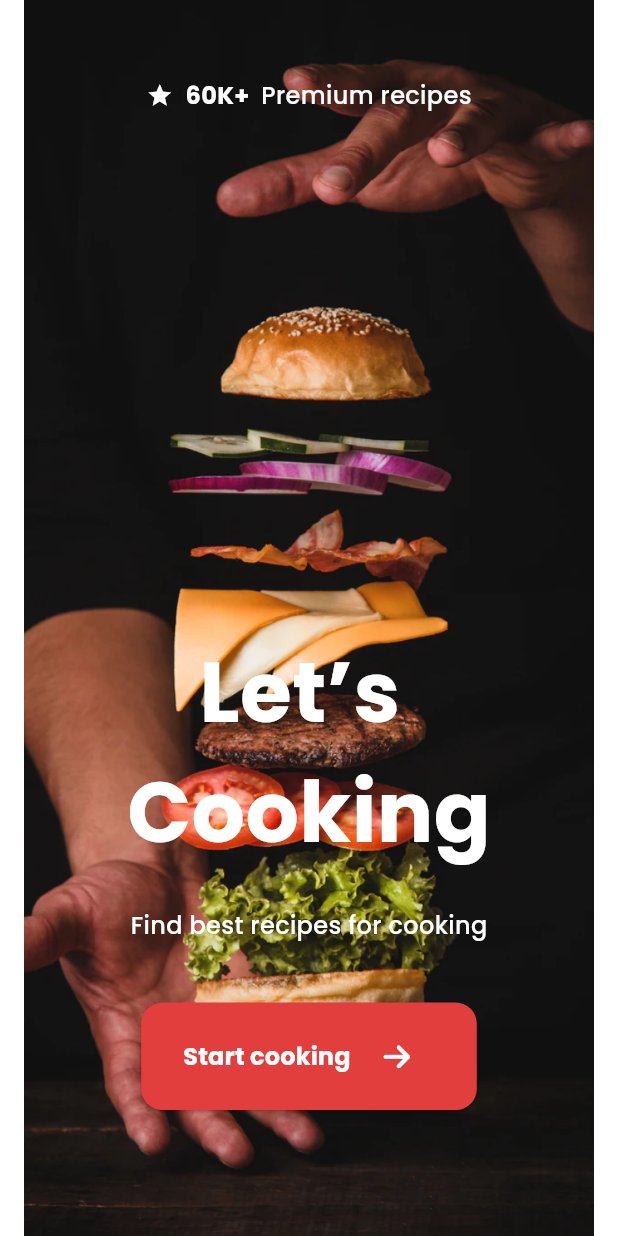
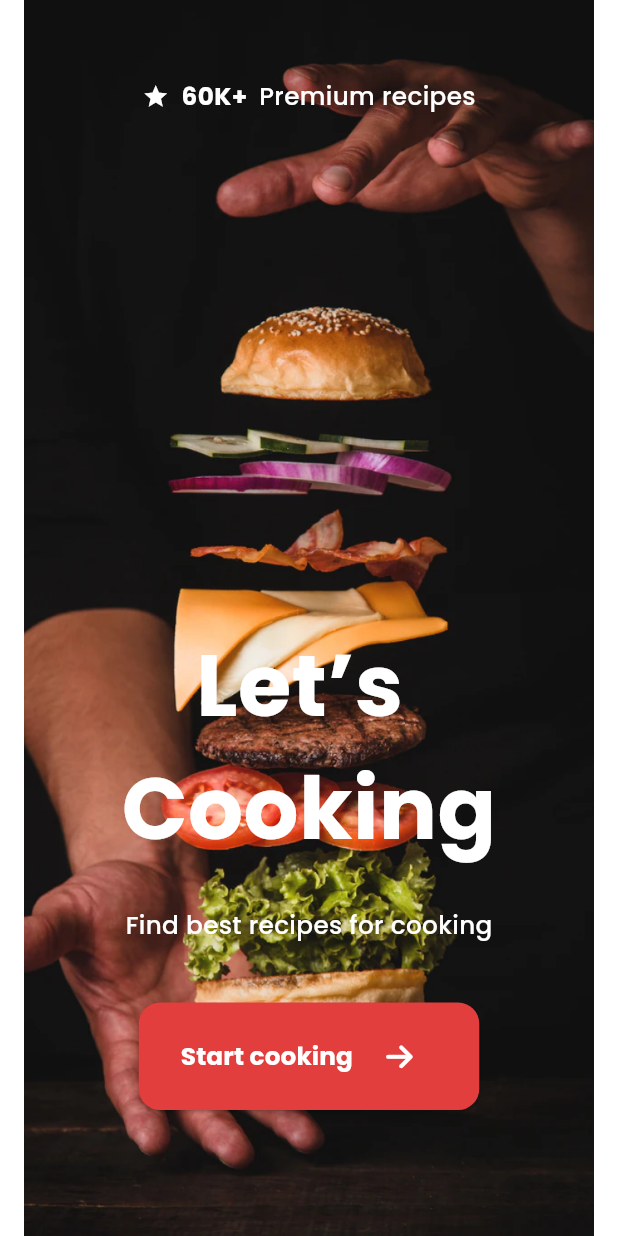
Before and after one commit to HazemAhmed677/reciply-app, a Flutter app: the screen it shows after launch, on a phone screen of 412 x 824 dp. Run offline on Flutter 3.47's test engine with Material 3 defaults, Android fonts, the phone set to English and light mode, and no system bars; our stand-ins replace bloc, cached_network_image, curved_navigation_bar, dartz, device_preview, dio and 7 more; accounts and stored records are empty; statements that could not run were skipped.

Commit message:
add responsive text feature & hundle search result

```diff
--- a/lib/core/utils/app_styles.dart
+++ b/lib/core/utils/app_styles.dart
@@ -1,64 +1,80 @@
 import 'package:flutter/material.dart';
 
 abstract class AppStyles {
-  static TextStyle semiBold14(context) => const TextStyle(
-        fontSize: 14,
+  static TextStyle semiBold14(context) => TextStyle(
+        fontSize: getResponsiveText(context: context, base: 14),
         fontFamily: 'Poppins',
         fontWeight: FontWeight.w600,
       );
-  static TextStyle semiBold12(context) => const TextStyle(
-        fontSize: 12,
+  static TextStyle semiBold12(context) => TextStyle(
+        fontSize: getResponsiveText(context: context, base: 12),
         fontFamily: 'Poppins',
         fontWeight: FontWeight.w600,
       );
-  static TextStyle semiBold16(context) => const TextStyle(
-        fontSize: 16,
+  static TextStyle semiBold16(context) => TextStyle(
+        fontSize: getResponsiveText(context: context, base: 16),
         fontFamily: 'Poppins',
         fontWeight: FontWeight.w600,
       );
-  static TextStyle semiBold20(context) => const TextStyle(
-        fontSize: 20,
+  static TextStyle semiBold20(context) => TextStyle(
+        fontSize: getResponsiveText(context: context, base: 20),
         fontFamily: 'Poppins',
         fontWeight: FontWeight.w600,
       );
-  static TextStyle semiBold15(context) => const TextStyle(
-        fontSize: 15,
+  static TextStyle semiBold15(context) => TextStyle(
+        fontSize: getResponsiveText(context: context, base: 15),
         fontFamily: 'Poppins',
         fontWeight: FontWeight.w600,
       );
-  static TextStyle semiBold24(context) => const TextStyle(
-        fontSize: 24,
+  static TextStyle semiBold24(context) => TextStyle(
+        fontSize: getResponsiveText(context: context, base: 24),
         fontFamily: 'Poppins',
         fontWeight: FontWeight.w600,
       );
-  static TextStyle semiBold56(context) => const TextStyle(
-        fontSize: 56,
+  static TextStyle semiBold56(context) => TextStyle(
+        fontSize: getResponsiveText(context: context, base: 56),
         fontFamily: 'Poppins',
         fontWeight: FontWeight.w600,
       );
-  static TextStyle regular12(context) => const TextStyle(
-        fontSize: 12,
+  static TextStyle regular12(context) => TextStyle(
+        fontSize: getResponsiveText(context: context, base: 12),
         fontFamily: 'Poppins',
         fontWeight: FontWeight.w500,
       );
-  static TextStyle regular14(context) => const TextStyle(
-        fontSize: 14,
+  static TextStyle regular14(context) => TextStyle(
+        fontSize: getResponsiveText(context: context, base: 14),
         fontFamily: 'Poppins',
         fontWeight: FontWeight.w500,
       );
-  static TextStyle regular10(context) => const TextStyle(
-        fontSize: 10,
+  static TextStyle regular10(context) => TextStyle(
+        fontSize: getResponsiveText(context: context, base: 10),
         fontFamily: 'Poppins',
         fontWeight: FontWeight.w500,
       );
-  static TextStyle regular16(context) => const TextStyle(
-        fontSize: 16,
+  static TextStyle regular16(context) => TextStyle(
+        fontSize: getResponsiveText(context: context, base: 16),
         fontFamily: 'Poppins',
         fontWeight: FontWeight.w500,
       );
-  static TextStyle medium28(context) => const TextStyle(
-        fontSize: 28,
+  static TextStyle medium28(context) => TextStyle(
+        fontSize: getResponsiveText(context: context, base: 28),
         fontFamily: 'Poppins',
         fontWeight: FontWeight.w500,
       );
 }
+
+double getResponsiveText(
+    {required BuildContext context, required double base}) {
+  double scaleFactor = getScaleFactor(
+    context: context,
+  );
+  double responsiveText = scaleFactor * base;
+  double lowerLimit = responsiveText * 0.9;
+  double upperLimit = responsiveText * 1.2;
+  return responsiveText.clamp(lowerLimit, upperLimit);
+}
+
+double getScaleFactor({required BuildContext context}) {
+  double widthOfScreen = MediaQuery.of(context).size.width;
+  return widthOfScreen / 400;
+}
--- a/lib/features/home/presentation/views/widgets/treanding_card.dart
+++ b/lib/features/home/presentation/views/widgets/treanding_card.dart
@@ -124,7 +124,9 @@ class _TreandingCardState extends State<TreandingCard> {
               widget.mealModel.strMeal!,
               maxLines: 1,
               overflow: TextOverflow.ellipsis,
-              style: AppStyles.regular14(context),
+              style: AppStyles.regular14(context).copyWith(
+                fontSize: 15,
+              ),
             ),
           ),
         ),
--- a/lib/features/saved/presentation/views/widgets/saved_item.dart
+++ b/lib/features/saved/presentation/views/widgets/saved_item.dart
@@ -30,10 +30,6 @@ class _SavedItemState extends State<SavedItem> {
   Widget build(BuildContext context) {
     return AspectRatio(
       aspectRatio: widget.aspectRatio,
-      child: Padding(
-        padding: const EdgeInsets.only(
-          bottom: 0,
-        ),
       child: Stack(
         alignment: Alignment.bottomCenter,
         children: [
@@ -113,7 +109,6 @@ class _SavedItemState extends State<SavedItem> {
           ),
         ],
       ),
-      ),
     );
   }
 }
```
Also changed, not shown: lib/features/saved/presentation/views/widgets/all_saved_widget.dart (added, +65 -0 lines), lib/features/saved/presentation/views/widgets/saved_meals_list_view.dart (+9 -31 lines), lib/features/saved/presentation/views/widgets/saved_view_body.dart (+1 -36 lines), lib/features/search/presnetation/views/widgets/loading_result_search.dart (added, +32 -0 lines), lib/features/search/presnetation/views/widgets/result_search_view.dart (+23 -6 lines), lib/features/search/presnetation/views/widgets/search_view_body.dart (+8 -39 lines), lib/features/search/presnetation/views/widgets/top_section_without_sliver.dart (added, +48 -0 lines). Lines whose indentation alone changed are shown as unchanged.
